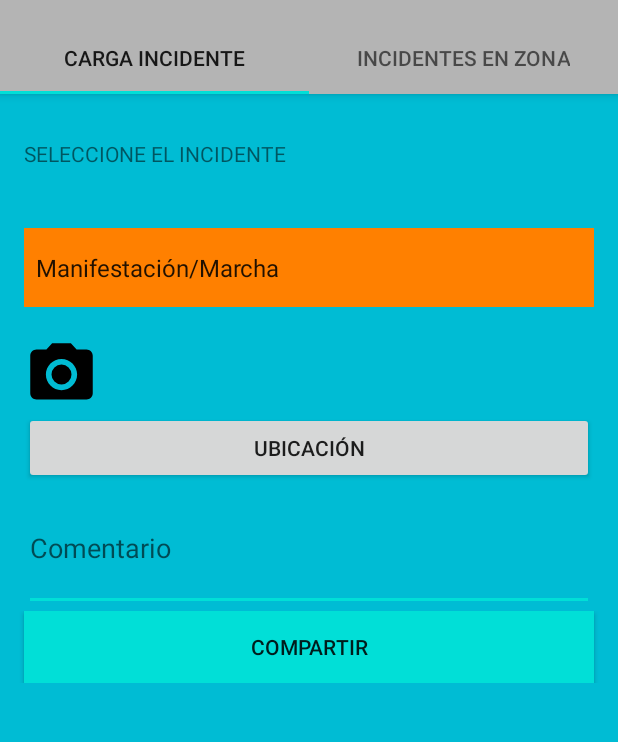
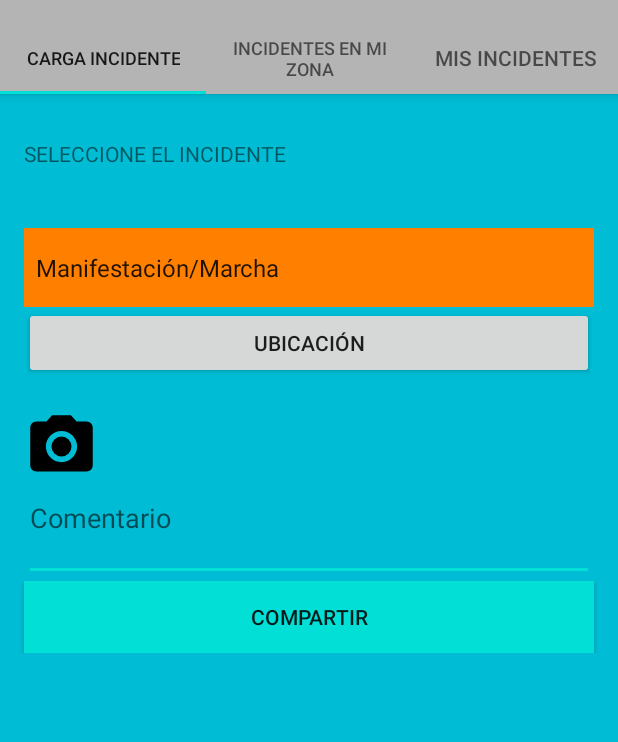
Before and after one commit to JohnnyEdu/CaosCWY, an Android app: the ContenedorFragment screen opened directly, with no data from a screen before it, on a phone screen of 412 x 824 dp, the part 62-804 px from its top. Run offline under Robolectric (Android 15) with nearby library versions, the light colour scheme and no system bars.

Commit message:
avances ABM

```diff
--- a/app/src/main/java/com/example5/lilian/caos_cwy/fragments/ContenedorFragment.java
+++ b/app/src/main/java/com/example5/lilian/caos_cwy/fragments/ContenedorFragment.java
@@ -83,19 +83,22 @@ public class ContenedorFragment extends Fragment {
                 viewPager= (ViewPager) vista.findViewById(R.id.idViewPagerInformacion);
 
                 llenarViewPeger(viewPager);
-                /*viewPager.addOnPageChangeListener(new ViewPager.SimpleOnPageChangeListener(){
+                viewPager.addOnPageChangeListener(new ViewPager.SimpleOnPageChangeListener(){
+
+
                     @Override
-                    public void onPageScrolled(int position, float positionOffset, int positionOffsetPixels) {
-                        super.onPageScrolled(position, positionOffset, positionOffsetPixels);
+                    public void onPageSelected(int position) {
+                        super.onPageSelected(position);
+                        if(position == 1 || position == 2){
                             ProgressBar progressBar = (ProgressBar) vista.findViewById(R.id.cargandoIncidentes);
                             progressBar.setVisibility(View.VISIBLE);
                             IncidenteSELECTTask selct = new IncidenteSELECTTask();
                             selct.setActivity(getActivity());
                             selct.setProgressBar(progressBar);
                             selct.execute(false);
-
                         }
-                });*/
+                    }
+                });
                 pestanas.setupWithViewPager(viewPager);
 
             }
@@ -113,7 +116,8 @@ public class ContenedorFragment extends Fragment {
          * **/
         SeccionesAdapter adapter = new SeccionesAdapter(getFragmentManager());
         adapter.addFragments(new FormularioFragment(), "CARGA INCIDENTE");
-        adapter.addFragments(new ListadoIncidentesFragment(),"INCIDENTES EN ZONA");
+        adapter.addFragments(new ListadoIncidentesFragment(),"INCIDENTES EN MI ZONA");
+        adapter.addFragments(new ListadoIncidentesFragment(),"MIS INCIDENTES");
 
         viewPager.setAdapter(adapter);
     }
--- a/app/src/main/java/com/example5/lilian/caos_cwy/fragments/FormularioFragment.java
+++ b/app/src/main/java/com/example5/lilian/caos_cwy/fragments/FormularioFragment.java
@@ -7,7 +7,10 @@ import android.graphics.Bitmap;
 import android.graphics.drawable.BitmapDrawable;
 import android.net.Uri;
 import android.os.Bundle;
+import android.provider.MediaStore;
 import android.support.v4.app.Fragment;
+import android.support.v4.app.FragmentManager;
+import android.support.v4.app.FragmentTransaction;
 import android.view.LayoutInflater;
 import android.view.View;
 import android.view.ViewGroup;
@@ -25,6 +28,8 @@ import com.example5.lilian.caos_cwy.database.Captura;
 import com.example5.lilian.caos_cwy.database.Incidente;
 import com.example5.lilian.caos_cwy.tasks.IncidenteINSERTTask;
 
+import static android.app.Activity.RESULT_OK;
+
 
 /**
  * A simple {@link Fragment} subclass.
@@ -39,6 +44,10 @@ public class FormularioFragment extends Fragment {
     // the fragment initialization parameters, e.g. ARG_ITEM_NUMBER
     private static final String ARG_PARAM1 = "param1";
     private static final String ARG_PARAM2 = "param2";
+    private final int REQUEST_IMAGE_CAPTURE = 1;
+    final int REQUEST_MAP= 2;
+    private View fragm;
+
 
     // TODO: Rename and change types of parameters
     private String mParam1;
@@ -79,18 +88,86 @@ public class FormularioFragment extends Fragment {
         }
     }
 
+
+    @Override
+    public void onActivityResult(int requestCode, int resultCode, Intent data) {
+        if (requestCode == REQUEST_IMAGE_CAPTURE && resultCode == RESULT_OK) {
+            //el Bundle toma los parametros del activity
+            Bundle extras = data.getExtras();
+            Bitmap imageBitmap = (Bitmap) extras.get("data");
+
+            //muestro el contenedor de la imagen
+            final ImageView imageView = (ImageView)fragm.findViewById(R.id.imagenPrueba);
+            imageView.setVisibility(View.VISIBLE);
+
+            //oculto la cámara
+            final Button capturarIncidente =  (Button)getActivity().findViewById(R.id.capturarIncidente);
+            capturarIncidente.setVisibility(View.GONE);
+            imageView.setImageBitmap(imageBitmap);
+
+
+            //muestro el boton de eliminar imagen
+            final ImageButton eliminar = (ImageButton)fragm.findViewById(R.id.eliminarFoto);
+            eliminar.setVisibility(View.VISIBLE);
+            //logica para la crucecita de borrar imagen
+            eliminar.setOnClickListener(new View.OnClickListener() {
+                @Override
+                public void onClick(View v) {
+                    imageView.setImageDrawable(null);
+                    imageView.setVisibility(View.GONE);
+                    eliminar.setVisibility(View.GONE);
+                    capturarIncidente.setVisibility(View.VISIBLE);
+
+                }
+            });
+        }
+    }
+
     @Override
     public View onCreateView(LayoutInflater inflater, ViewGroup container,
                              Bundle savedInstanceState) {
         // Inflate the layout for this fragment
-        View fragm = inflater.inflate(R.layout.fragment_formulario, container, false);
+        fragm = inflater.inflate(R.layout.fragment_formulario, container, false);
+
+        //oculto el contenedor de la imagen
+        ImageView imgview = (ImageView) fragm.findViewById(R.id.imagenPrueba);
+        imgview.setVisibility(View.GONE);
+
+        //oculto el boton eliminar imagen
+        ImageButton eliminar = (ImageButton)fragm.findViewById(R.id.eliminarFoto);
+        eliminar.setVisibility(View.GONE);
+
+        //boton cámara
+        Button capturarIncidente =  (Button)fragm.findViewById(R.id.capturarIncidente);
+        capturarIncidente.setOnClickListener(new View.OnClickListener() {
+            @Override
+            public void onClick(View v) {
+
+                Intent abrirCamara = new Intent(MediaStore.ACTION_IMAGE_CAPTURE);
+                if (abrirCamara.resolveActivity(getActivity().getPackageManager()) != null) {
+                    startActivityForResult(abrirCamara, REQUEST_IMAGE_CAPTURE);
+                }
+            }
+        });
+
+
+          /*<fragment
+        android:id="@+id/adjuntarCaptura"
+        android:layout_width="match_parent"
+        android:layout_height="wrap_content"
+        android:layout_marginTop="20dp"
+        android:name="com.example5.lilian.caos_cwy.fragments.AdjuntarCapturaFragment"
+                />*/
+
+
         Button subitIncidente=  (Button)fragm.findViewById(R.id.compartir);
         subitIncidente.setOnClickListener(new View.OnClickListener() {
             @Override
             public void onClick(View v) {
                 //si no se obtuvieron las coordenadas
-                if(MainActivity.coordLat == null || MainActivity.coordLong == null ){
-                    Toast.makeText(getContext(),"Debés adjuntar la ubicación",Toast.LENGTH_LONG).show();
+                if(MainActivity.coordLat == null || MainActivity.coordLat.isEmpty()
+                        || MainActivity.coordLong == null || MainActivity.coordLong.isEmpty()){
+                    Toast.makeText(getContext(),"Tenés que adjuntar una ubicación",Toast.LENGTH_LONG).show();
                     return ;
                 }
 
@@ -108,19 +185,17 @@ public class FormularioFragment extends Fragment {
                 //coordLat y coordLong , las seteo en MainActivity cuando en el activity del Mapa, se le da al boton flotante
                 //linea 77 de MapsActivity y lo agarra MainActivity en la linea 67
                 incidente.setZona(MainActivity.coordLat + "/" + MainActivity.coordLong);
-                if(MainActivity.coordLat != null){
-                    incidente.setLatitud(Double.valueOf(MainActivity.coordLat));
-                }
-                if(MainActivity.coordLong != null){
-                    incidente.setLongitud(Double.valueOf(MainActivity.coordLong));
-                }
+                incidente.setLatitud(Double.valueOf(MainActivity.coordLat));
+                incidente.setLongitud(Double.valueOf(MainActivity.coordLong));
                 incidente.setComentario(comentario);
 
                 //le seteo la imagen al Incidente, tomando la que puse en el ImageView
                 try{
                     ImageView img = (ImageView) getActivity().findViewById(R.id.imagenPrueba);
                     Bitmap imagen = ((BitmapDrawable)img.getDrawable()).getBitmap();
-                    incidente.setCaptura(new Captura(usuario,imagen));
+                    if(imagen!=null ){
+                        incidente.setCaptura(new Captura(usuario, imagen));
+                    }
                 }catch(Exception e){
 
                 }
@@ -140,8 +215,7 @@ public class FormularioFragment extends Fragment {
             @Override
             public void onClick(View v) {
                 Intent vermapa = new Intent(getContext(),MapsActivity.class);
-                final int ACTIVITY_RESULT_INTENT_1 = 1;
-                startActivityForResult(vermapa,ACTIVITY_RESULT_INTENT_1);
+                startActivityForResult(vermapa,REQUEST_MAP);
             }
         });
         return fragm;
--- a/app/src/main/java/com/example5/lilian/caos_cwy/fragments/ListadoIncidentesFragment.java
+++ b/app/src/main/java/com/example5/lilian/caos_cwy/fragments/ListadoIncidentesFragment.java
@@ -107,14 +107,14 @@ public class ListadoIncidentesFragment extends android.support.v4.app.Fragment {
             }
         });*/
 
-        ProgressBar progressBar = (ProgressBar)vista.findViewById(R.id.cargandoIncidentes);
+        /*ProgressBar progressBar = (ProgressBar)vista.findViewById(R.id.cargandoIncidentes);
         progressBar.setVisibility(View.VISIBLE);
         IncidenteSELECTTask selct = new IncidenteSELECTTask();
         selct.setActivity(getActivity());
         selct.setProgressBar(progressBar);
-        selct.execute(false);
+        selct.execute(false);*/
         //inicializo el contenedor de los incidentes del maestro - detalle
-        IncidentesContent inc = new IncidentesContent();
+
 
         if (vista.findViewById(R.id.incidente_detail_container) != null) {
             // The detail container view will be present only in the
@@ -160,7 +160,7 @@ public class ListadoIncidentesFragment extends android.support.v4.app.Fragment {
     public static void filtrarIncidentes(String filtro, Activity activity){
         RecyclerView recyclerView = (RecyclerView)activity.findViewById(R.id.incidente_list);
         assert recyclerView != null;
-        incidenteListActivity.SimpleItemRecyclerViewAdapter recyclerAdapter= new incidenteListActivity.SimpleItemRecyclerViewAdapter(activity, IncidentesContent.TODOS_LOS_INCIDENTES, false,true,filtro);
+        incidenteListActivity.SimpleItemRecyclerViewAdapter recyclerAdapter= new incidenteListActivity.SimpleItemRecyclerViewAdapter(activity, IncidentesContent.TODOS_LOS_INCIDENTES,true,filtro);
         recyclerAdapter.setFiltro(filtro);
         recyclerView.setAdapter(recyclerAdapter);
     }
--- a/app/src/main/java/com/example5/lilian/caos_cwy/incidenteListActivity.java
+++ b/app/src/main/java/com/example5/lilian/caos_cwy/incidenteListActivity.java
@@ -98,16 +98,13 @@ public class incidenteListActivity extends AppCompatActivity {
 
         private final Activity mParentActivity;
         private List<Incidente> itemslistado = new ArrayList<>();
-        private final boolean mTwoPane;
         private boolean agruparItems;
         private String filtro;
         private Map<String,List<Incidente>> itemsAgrupados;
 
         public SimpleItemRecyclerViewAdapter(Activity parent,
-                                      List<Incidente> items,
-                                      boolean twoPane,boolean agruparItemsParam,String filtro) {
+                                      List<Incidente> items,boolean agruparItemsParam,String filtro) {
                 mParentActivity = parent;
-                mTwoPane = twoPane;
                 if(!"".equals(filtro) && !"Todos".equals(filtro) &&  !IncidentesContent.INCIDENTES_AGRUPADOS.isEmpty()){
                     itemslistado = IncidentesContent.INCIDENTES_AGRUPADOS.get(filtro);
                 }
--- a/app/src/main/java/com/example5/lilian/caos_cwy/tasks/IncidenteSELECTTask.java
+++ b/app/src/main/java/com/example5/lilian/caos_cwy/tasks/IncidenteSELECTTask.java
@@ -61,10 +61,6 @@ public class IncidenteSELECTTask extends AsyncTask<Boolean, Void, HashMap<String
         return resultado;
     }
 
-    private void setupRecyclerView(@NonNull RecyclerView recyclerView) {
-        recyclerView.setAdapter(new incidenteListActivity.SimpleItemRecyclerViewAdapter(getActivity(), IncidentesContent.TODOS_LOS_INCIDENTES, mTwoPane,false,""));
-    }
-
     @Override
     protected void onPostExecute(HashMap<String,List<Incidente>> incidentes) {
         IncidentesContent.reset();
@@ -75,13 +71,8 @@ public class IncidenteSELECTTask extends AsyncTask<Boolean, Void, HashMap<String
 
             }
         }
-
-        View recyclerView = activity.findViewById(R.id.incidente_list);
-
-        assert recyclerView != null;
-        setupRecyclerView((RecyclerView) recyclerView);
-
+        CrearRecyclerViewBackgroundTask creador = new CrearRecyclerViewBackgroundTask(getActivity());
+        creador.execute();
     }
 
-
 }
--- a/app/src/main/res/layout/fragment_contenedor.xml
+++ b/app/src/main/res/layout/fragment_contenedor.xml
@@ -5,6 +5,13 @@
     xmlns:app="http://schemas.android.com/apk/res-auto"
     tools:context="com.example5.lilian.caos_cwy.fragments.ContenedorFragment">
 
+
+    <ProgressBar
+        android:id="@+id/cargandoIncidentes"
+        android:layout_gravity="center"
+        android:layout_width="wrap_content"
+        android:layout_height="wrap_content"
+        android:indeterminate="true" />
 
     <android.support.v4.view.ViewPager
         android:id="@+id/idViewPagerInformacion"
--- a/app/src/main/res/layout/fragment_formulario.xml
+++ b/app/src/main/res/layout/fragment_formulario.xml
@@ -9,6 +9,7 @@
 
     <LinearLayout xmlns:android="http://schemas.android.com/apk/res/android"
         xmlns:tools="http://schemas.android.com/tools"
+        android:id="@+id/formularioContainer"
         android:layout_width="match_parent"
         android:layout_height="match_parent"
         android:orientation="vertical"
@@ -40,14 +41,6 @@
 
         </Spinner>
 
-        <fragment
-            android:id="@+id/adjuntarCaptura"
-            android:layout_width="match_parent"
-            android:layout_height="wrap_content"
-            android:layout_marginTop="20dp"
-            android:name="com.example5.lilian.caos_cwy.fragments.AdjuntarCapturaFragment"
-            />
-
 
 <!--
         <EditText
@@ -66,6 +59,43 @@
             android:layout_marginLeft="@dimen/activity_horizontal_margin"
             android:layout_marginRight="@dimen/activity_horizontal_margin"
             android:layout_weight="0.05" />
+
+
+
+
+        <RelativeLayout
+            xmlns:android="http://schemas.android.com/apk/res/android"
+            xmlns:app="http://schemas.android.com/apk/res-auto"
+            android:id="@+id/imagenContainer"
+            android:layout_width="match_parent"
+            android:layout_height="wrap_content">
+            <ImageView
+                android:id="@+id/imagenPrueba"
+                android:layout_width="250dp"
+                android:layout_height="220dp"
+                android:layout_centerVertical="true"
+                android:layout_centerHorizontal="true"
+                />
+
+            <ImageButton
+                android:layout_marginLeft="20dp"
+                android:layout_alignParentStart="true"
+                android:id="@+id/eliminarFoto"
+                android:layout_width="wrap_content"
+                android:layout_height="wrap_content"
+                android:background="@android:drawable/ic_menu_close_clear_cancel" />
+
+
+
+            <Button
+                android:background="@drawable/ic_menu_camera"
+                android:id="@+id/capturarIncidente"
+                android:layout_width="50dp"
+                android:layout_height="50dp"
+                android:layout_marginStart="@dimen/activity_horizontal_margin"
+                android:layout_alignParentBottom="true"/>
+
+        </RelativeLayout>
 
 
         <EditText
```
Also changed, not shown: app/src/main/java/com/example5/lilian/caos_cwy/tasks/CrearRecyclerViewBackgroundTask.java (added, +60 -0 lines), app/src/main/res/layout/activity_incidente_list.xml (+6 -8 lines), app/src/main/res/layout/listado_incidentes_fragment.xml (+0 -7 lines). Lines whose indentation alone changed are shown as unchanged.
